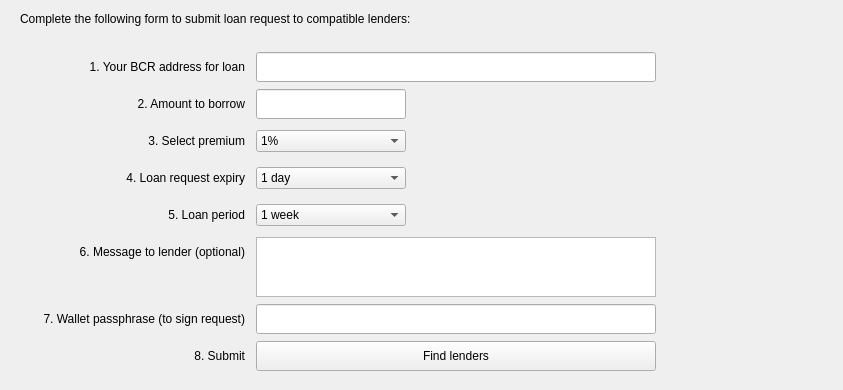
Before: the Qt Designer form src/qt/forms/p2ppage.ui in tlc2/bitcredit-2.0-client, drawn with Qt 5.
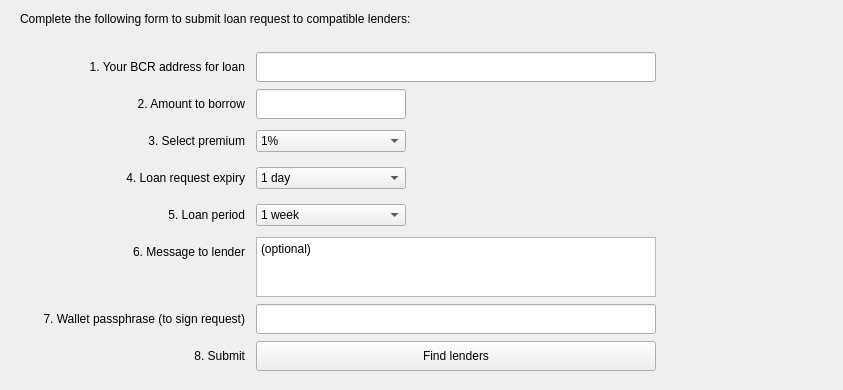
After: the same form once the commit is applied.

Commit message: borrow page checks address is valid and belongs to wallet before proceeeding

The edit to the form file:
```diff
--- a/src/qt/forms/p2ppage.ui
+++ b/src/qt/forms/p2ppage.ui
@@ -69,7 +69,7 @@
        </size>
       </property>
       <property name="text">
-       <string>&lt;html&gt;&lt;head/&gt;&lt;body&gt;&lt;p align=&quot;right&quot;&gt;6. Message to lender (optional)&lt;/p&gt;&lt;/body&gt;&lt;/html&gt;</string>
+       <string>&lt;html&gt;&lt;head/&gt;&lt;body&gt;&lt;p align=&quot;right&quot;&gt;6. Message to lender&lt;/p&gt;&lt;/body&gt;&lt;/html&gt;</string>
       </property>
      </widget>
     </item>
@@ -323,6 +323,13 @@
         <height>60</height>
        </size>
       </property>
+      <property name="html">
+       <string>&lt;!DOCTYPE HTML PUBLIC &quot;-//W3C//DTD HTML 4.0//EN&quot; &quot;http://www.w3.org/TR/REC-html40/strict.dtd&quot;&gt;
+&lt;html&gt;&lt;head&gt;&lt;meta name=&quot;qrichtext&quot; content=&quot;1&quot; /&gt;&lt;style type=&quot;text/css&quot;&gt;
+p, li { white-space: pre-wrap; }
+&lt;/style&gt;&lt;/head&gt;&lt;body style=&quot; font-family:'Noto Sans'; font-size:9pt; font-weight:400; font-style:normal;&quot;&gt;
+&lt;p style=&quot; margin-top:0px; margin-bottom:0px; margin-left:0px; margin-right:0px; -qt-block-indent:0; text-indent:0px;&quot;&gt;(optional)&lt;/p&gt;&lt;/body&gt;&lt;/html&gt;</string>
+      </property>
      </widget>
     </item>
     <item row="6" column="0">
```
The commit also changes 2 other files.
